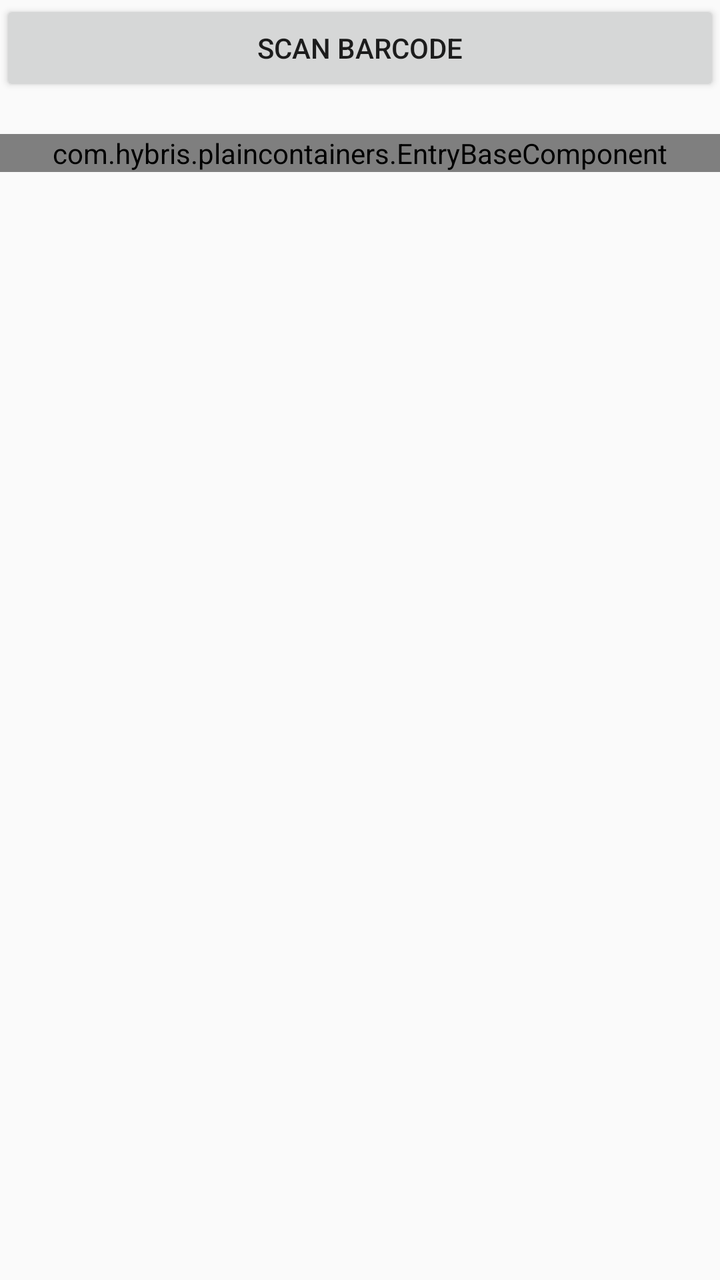
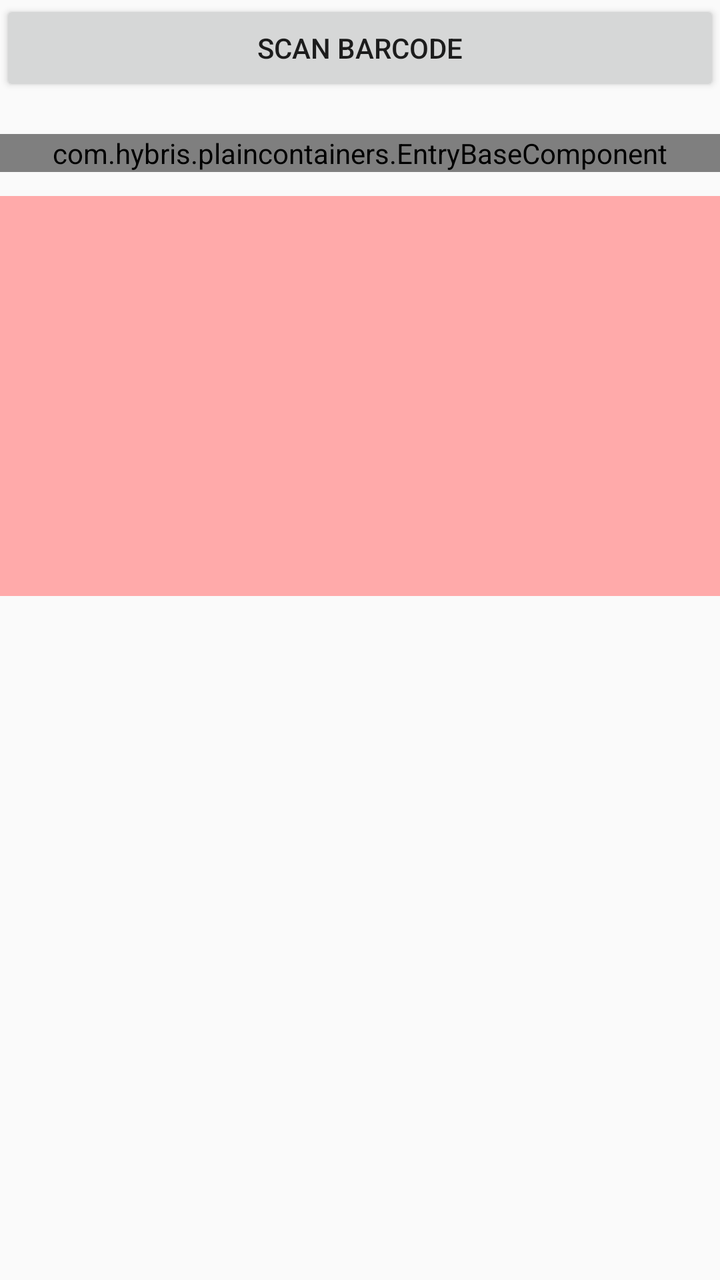

Before-and-after screenshots of an Android layout around one commit, followed by the original layout XML and the change that was made.
<!-- AndroidManifest.xml: activity theme Theme.PlainContainers -->
<!-- res/layout/activity_main.xml -->
<?xml version="1.0" encoding="utf-8"?>
<LinearLayout xmlns:android="http://schemas.android.com/apk/res/android"
    android:orientation="vertical"
    android:layout_width="match_parent"
    android:layout_height="match_parent">

    <Button
        android:id="@+id/btnScan"
        android:layout_width="match_parent"
        android:layout_height="wrap_content"
        android:text="Scan Barcode" />

    <TextView
        android:id="@+id/tvScanResult"
        android:layout_width="match_parent"
        android:layout_height="wrap_content" />

    <com.hybris.plaincontainers.EntryBaseComponent
        android:layout_width="match_parent"
        android:layout_height="wrap_content" />

</LinearLayout>
<!-- resources referenced by this layout -->
<resources>
  <style name="Theme.PlainContainers" parent="android:Theme.Material.Light.NoActionBar" />
</resources>

<!-- the commit's change to res/layout/activity_main.xml (unified diff, before → after) -->
@@ -19,4 +19,17 @@
         android:layout_width="match_parent"
         android:layout_height="wrap_content" />
 
+    <ScrollView
+        android:layout_width="match_parent"
+        android:layout_height="200dp"
+        android:layout_marginTop="12dp"
+        android:background="#FAA"
+    >
+        <androidx.recyclerview.widget.RecyclerView
+            android:id="@+id/rcvContainers"
+            android:layout_width="match_parent"
+            android:layout_height="wrap_content"
+        />
+    </ScrollView>
+
 </LinearLayout>
